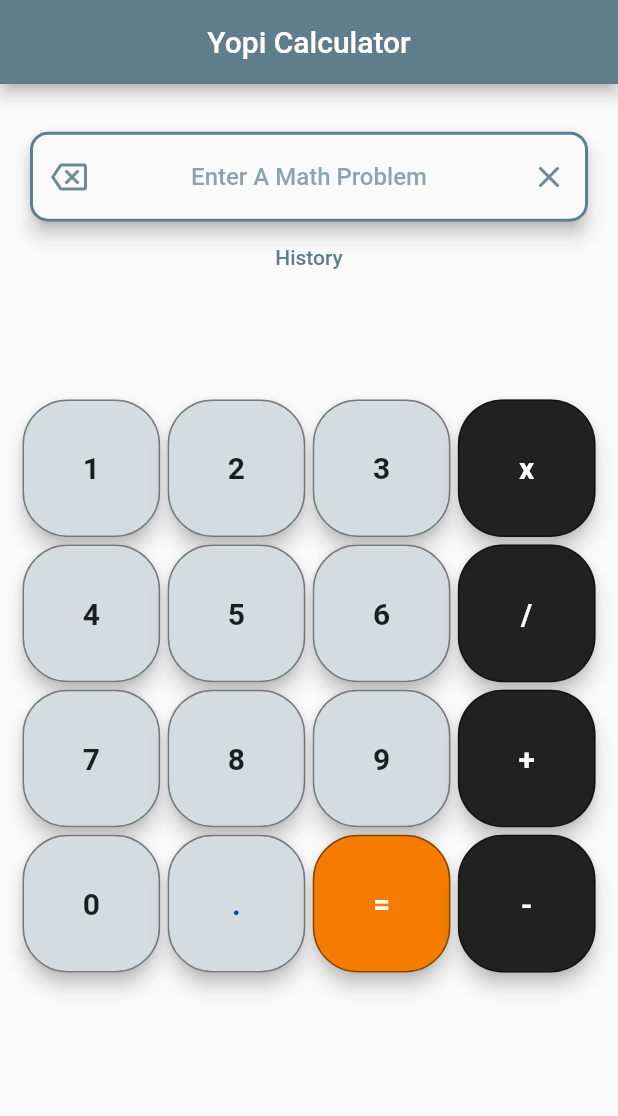
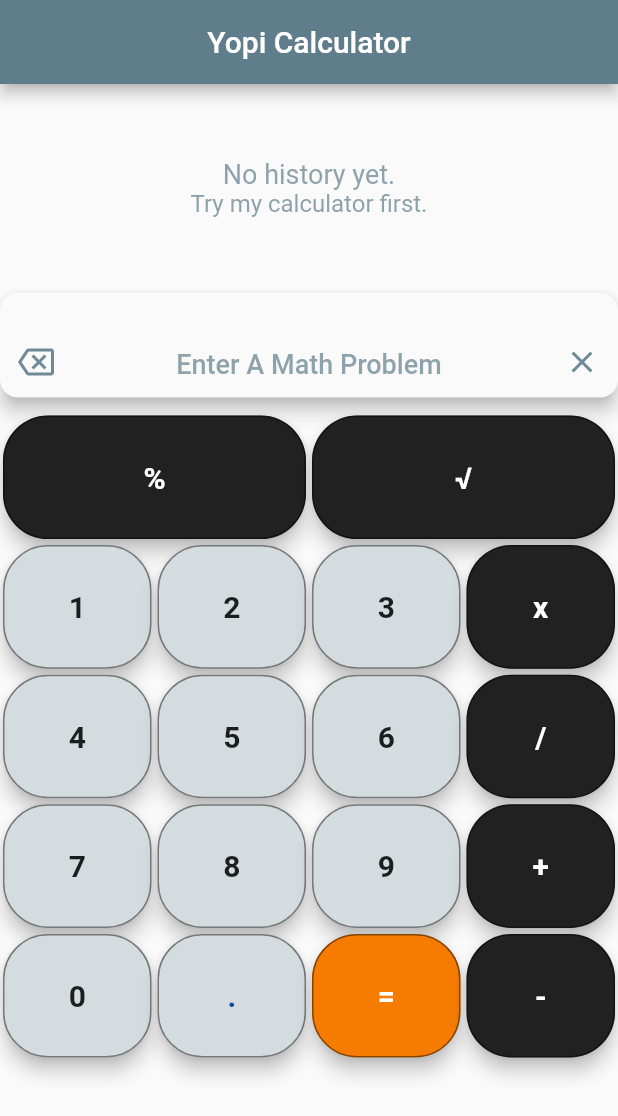
Before and after one commit to Guyco070/caculator_app---yopi, a Flutter app: the screen it shows after launch, after a tap on the "backspace" icon, on a phone screen of 412 x 824 dp. Shown: the top 1116 px of the screen. Run offline on Flutter 3.47's test engine with Material 2 defaults, Android fonts, the phone set to English and light mode, and no system bars.

Commit message:
% and sqrt added + other view look

```diff
--- a/lib/providers/calculator.dart
+++ b/lib/providers/calculator.dart
@@ -1,3 +1,5 @@
+import 'dart:math';
+
 import 'package:flutter/material.dart' hide Action;
 
 final List<int> numbersValues = List.generate(10, (index) => index);
@@ -10,6 +12,11 @@ final List<String> actionsValues = [
     "=",
     "-",
   ];
+
+final List<String> extraActionValues = [
+  "%",
+  "√"
+];
 
 class Calculator with ChangeNotifier {
   String? value;
@@ -45,14 +52,21 @@ class Calculator with ChangeNotifier {
   deleteChar(){
     if(value == null) return;
     String last = inputeValues.last.toString();
+    final int? lastValTPI = double.tryParse(last)?.toInt();
+    last = lastValTPI != null && lastValTPI == double.parse(last) ? lastValTPI.toString() : last;
     last = last.substring(0, last.length-1);
 
     inputeValues.removeLast();
 
-    final double? lastValTP = double.tryParse(last);
+    final double? lastValTPB = double.tryParse(last);
 
-    if(lastValTP != null){
+    if(lastValTPB != null){
       inputeValues.add(last);
+    }
+
+    if(inputeValues.isEmpty){
+      clearValue();
+      return;
     }
 
     final subString = value!.substring(0, value!.length-1);
@@ -61,6 +75,25 @@ class Calculator with ChangeNotifier {
   }
 
   calculate(String newValue, BuildContext context){
+    print("calc $inputeValues");
+    if(newValue == "%" && inputeValues.lastOrNull == "√") return;
+
+    if(newValue == "√") {
+      if(inputeValues.isEmpty
+        || (inputeValues.isNotEmpty
+            && (double.tryParse(inputeValues[inputeValues.length - 1]) == null
+              && actionsValues.contains(inputeValues[inputeValues.length - 1])))){
+          value = (value ?? "") + newValue;
+
+          inputeValues.add(newValue);
+
+          notifyListeners();
+          return;
+        } else {
+        return;
+      }
+    }
+
     final double? newValTP = double.tryParse(newValue);
 
     if(newValTP != null){
@@ -73,7 +106,7 @@ class Calculator with ChangeNotifier {
         inputeValues.removeLast();
         inputeValues.add(double.parse(fixeAfterDot(last.toString(), 0).toString() + newValue));
       } else {
-        if(last == null || actionsValues.contains(last)){
+        if(last == null || actionsValues.contains(last) || last == "√"){
           inputeValues.add(newValTP);
         } else {
           inputeValues.removeLast();
@@ -84,13 +117,17 @@ class Calculator with ChangeNotifier {
       notifyListeners();
       return;
     } else {
+      // in case of an action inpute
 
-      // in case of an action inpute
       if(inputeValues.isEmpty) return;
 
-      if(inputeValues.last is String) {
+      if(inputeValues.last is String && inputeValues.last != "%" && (inputeValues.last != "√" || newValue == "-")) {
         ScaffoldMessenger.of(context).clearSnackBars();
-        ScaffoldMessenger.of(context).showSnackBar(const SnackBar(content: Text("An action cannot be performed on an action ")));
+        ScaffoldMessenger.of(context)
+          .showSnackBar(SnackBar(content: Text(!(inputeValues.last != "√" || newValue == "-")
+                                      ?"An action cannot be performed on an action"
+                                      : "Can not use this action on negative value"
+                                    )));
         return;
       }
 
@@ -107,6 +144,22 @@ class Calculator with ChangeNotifier {
         return;
       }
 
+      if(inputeValues.length > 1 && inputeValues[inputeValues.length - 2] == "√") {
+        final int squareRootIndex = inputeValues.indexOf("√");
+
+        double sqrtVal = sqrt(inputeValues[squareRootIndex + 1]);
+        inputeValues.removeLast();
+        inputeValues.add(sqrtVal);
+
+        value = value!.substring(0, squareRootIndex == -1 ? 0 : squareRootIndex) + fixeAfterDot(inputeValues.last.toString(), 4);
+        if(newValue == "=") {
+          inputeValues.clear();
+          inputeValues.add(double.parse(value!));
+          notifyListeners();
+          return;
+        }
+      }
+
       // in case only 1 number is included
       if(inputeValues.length < 3) {
         if(newValue == "=") return;
@@ -118,10 +171,28 @@ class Calculator with ChangeNotifier {
         notifyListeners();
         return;
       } else {
+        late final int presIndex;
+        presIndex = inputeValues.indexOf("%");
+        if(presIndex != -1){
+          switch(presIndex) {
+            case 1: inputeValues[0] = inputeValues[0] * (inputeValues[3] / 100);
+            break;
+            case 3: inputeValues[2] = inputeValues[2] * (inputeValues[0] / 100);
+            break;
+          }
+          inputeValues.removeAt(presIndex);
+        }
+
         switch(inputeValues[1]) {
           case "x": value = (inputeValues[0] * inputeValues[2]).toString();
             break;
-          case "/": value = (inputeValues[0] / inputeValues[2]).toString();
+          case "/":
+            if(inputeValues[2] == 0) {
+              ScaffoldMessenger.of(context).clearSnackBars();
+              ScaffoldMessenger.of(context).showSnackBar(const SnackBar(content: Text("Error - cannot divide at 0 (Infinity)")));
+              return;
+            }
+            value = (inputeValues[0] / inputeValues[2]).toString();
             break;
           case "+": value = (inputeValues[0] + inputeValues[2]).toString();
             break;
@@ -160,7 +231,7 @@ class Calculator with ChangeNotifier {
       final List<String> splited = value.split(".");
       final String remainder = splited[1];
 
-      if(number == 0) {
+      if(number == 0 || remainder == "0") {
         if(int.parse(remainder) != 0) return value;
 
         return double.parse(value).toInt().toString();
--- a/lib/screens/calculator_screen.dart
+++ b/lib/screens/calculator_screen.dart
@@ -1,5 +1,6 @@
 import 'package:caculator_app/widgets/buttons_grid.dart';
-import 'package:caculator_app/widgets/custom_text_field.dart';
+// import 'package:caculator_app/widgets/buttons_grid_view.dart';
+import 'package:caculator_app/widgets/other/custom_text_field.dart';
 import 'package:flutter/material.dart';
 
 class CalculatorScreen extends StatelessWidget {
@@ -19,6 +20,7 @@ class CalculatorScreen extends StatelessWidget {
         children: [
           CustomTextField("Enter A Math Problem"),
           ButtonsGrid(),
+          // ButtonsGridView()
         ],
       ),
     );
--- a/lib/widgets/button.dart
+++ b/lib/widgets/button.dart
@@ -22,7 +22,8 @@ class Button extends StatelessWidget {
   Widget build(BuildContext context) {
     const Color borderColor =  Colors.black45;
 
-    late final double size = MediaQuery.of(context).size.width / 4.6;
+    final Size mQsize = MediaQuery.of(context).size;
+    final double size = mQsize.width / 4.6 > mQsize.height / 5.6 ? mQsize.width / 4.6 : mQsize.height / (2*5);
 
     final List<Color?> colors = getColors(context);
     final Color fillColor = colors[0]!;
@@ -30,7 +31,9 @@ class Button extends StatelessWidget {
     final Color? textColor = colors[2];
 
 
-    return Material(
+    return Padding(
+      padding: const EdgeInsets.all(2.0),
+      child: Material(
         elevation: 5,
         borderRadius: BorderRadius.circular(30),
         child: Container(
@@ -60,6 +63,7 @@ class Button extends StatelessWidget {
             ),
           ),
         ),
+      ),
     );
   }
 }
--- a/lib/widgets/buttons_grid.dart
+++ b/lib/widgets/buttons_grid.dart
@@ -9,25 +9,51 @@ class ButtonsGrid extends StatelessWidget {
   Widget build(BuildContext context) {
     return SizedBox(
       height: MediaQuery.of(context).size.height - 275,
-      child: GridView.count(
-          crossAxisCount: 4,
-          mainAxisSpacing: 5,
-          crossAxisSpacing: 5,
-          padding: const EdgeInsets.all(15),
-          children: [
-            ...numbersValues.sublist(1,4).map((number) => Button(value: number.toString())), // 1..3
-            Button(value: actionsValues[0]), // x
-
-            ...numbersValues.sublist(4, 7).map((number) => Button(value: number.toString())), // 4..6
-            Button(value: actionsValues[1]), // /
-
-            ...numbersValues.sublist(7, 10).map((number) => Button(value: number.toString())), // 7..9
-            Button(value: actionsValues[2]), // +
-
-            Button(value: numbersValues[0].toString()),
-            ...actionsValues.sublist(3, 6).map((value) => Button(value: value)), // ., =, -
-          ]
-        ),
+      child: const CustomGridView()
     );
   }
 }
+
+class CustomGridView extends StatelessWidget {
+  const CustomGridView({super.key});
+
+  @override
+  Widget build(BuildContext context) {
+    return Column(
+      children: [
+        Row(
+          mainAxisAlignment: MainAxisAlignment.center,
+          children: extraActionValues.map((number) => Expanded(child: Button(value: number.toString()))).toList(), // %...
+        ),
+        Row(
+          mainAxisAlignment: MainAxisAlignment.center,
+          children: [
+            ...numbersValues.sublist(1,4).map((number) => Expanded(child: Button(value: number.toString()))), // 1..3
+            Expanded(child: Button(value: actionsValues[0])), // x
+          ],
+        ),
+        Row(
+          mainAxisAlignment: MainAxisAlignment.center,
+          children: [
+            ...numbersValues.sublist(4, 7).map((number) => Expanded(child: Button(value: number.toString()))), // 4..6
+            Expanded(child: Button(value: actionsValues[1])), // /
+          ],
+        ),
+        Row(
+          mainAxisAlignment: MainAxisAlignment.center,
+          children: [
+            ...numbersValues.sublist(7, 10).map((number) => Expanded(child: Button(value: number.toString()))), // 7..9
+            Expanded(child: Button(value: actionsValues[2])), // +
+          ],
+        ),
+        Row(
+          mainAxisAlignment: MainAxisAlignment.center,
+          children: [
+            Expanded(child: Button(value: numbersValues[0].toString())), // 0
+            ...actionsValues.sublist(3, 6).map((value) => Expanded(child: Button(value: value))), // ., =, -
+          ],
+        ),
+      ],
+    );
+  }
+}
--- /dev/null
+++ b/lib/widgets/buttons_grid_view.dart
@@ -0,0 +1,33 @@
+import 'package:caculator_app/providers/calculator.dart';
+import 'package:caculator_app/widgets/button.dart';
+import 'package:flutter/material.dart';
+
+class ButtonsGridView extends StatelessWidget {
+  const ButtonsGridView({super.key});
+
+  @override
+  Widget build(BuildContext context) {
+    return SizedBox(
+      height: MediaQuery.of(context).size.height - 275,
+      child: GridView.count(
+          crossAxisCount: 4,
+          mainAxisSpacing: 5,
+          crossAxisSpacing: 5,
+          padding: const EdgeInsets.all(15),
+          children: [
+            ...numbersValues.sublist(1,4).map((number) => Button(value: number.toString())), // 1..3
+            Button(value: actionsValues[0]), // x
+
+            ...numbersValues.sublist(4, 7).map((number) => Button(value: number.toString())), // 4..6
+            Button(value: actionsValues[1]), // /
+
+            ...numbersValues.sublist(7, 10).map((number) => Button(value: number.toString())), // 7..9
+            Button(value: actionsValues[2]), // +
+
+            Button(value: numbersValues[0].toString()),
+            ...actionsValues.sublist(3, 6).map((value) => Button(value: value)), // ., =, -
+          ]
+        ),
+    );
+  }
+}
--- a/lib/widgets/custom_text_field.dart
+++ b/lib/widgets/custom_text_field.dart
@@ -38,10 +38,7 @@ class CustomTextField extends StatelessWidget {
                           width: 2.0,
                         )
                   ),
-              child: Column(
-                    mainAxisAlignment: MainAxisAlignment.spaceAround,
-                    children: [
-                      Row(
+              child: Row(
                 mainAxisAlignment: MainAxisAlignment.spaceBetween,
                 children: [
                   IconButton(onPressed: calculator.deleteChar,
@@ -64,8 +61,6 @@ class CustomTextField extends StatelessWidget {
                       Icons.clear,
                       color: color.withOpacity(0.9),
                     ))
-                        ],
-                      ),
                 ],
               ),
             ),
--- /dev/null
+++ b/lib/widgets/other/custom_text_field.dart
@@ -0,0 +1,78 @@
+import 'package:caculator_app/providers/calculator.dart';
+import 'package:caculator_app/widgets/other/history.dart';
+import 'package:flutter/material.dart';
+import 'package:provider/provider.dart';
+
+class CustomTextField extends StatelessWidget {
+  const CustomTextField(
+    this.hintText,
+    {
+    super.key,
+    this.keyboardType,
+  });
+
+  final String hintText;
+  final TextInputType? keyboardType;
+
+  final double borderRadius = 12;
+
+  @override
+  Widget build(BuildContext context) {
+    final color = Theme.of(context).colorScheme.primary;
+    final Calculator calculator = Provider.of<Calculator>(context);
+
+    return Expanded(
+      child: Column(
+        children: [
+          const Expanded(
+            flex: 2,
+            child: History()),
+          Expanded(
+            flex: 1,
+            child: Material(
+              elevation: 5,
+              borderRadius: BorderRadius.circular(borderRadius),
+              child: Row(
+                  mainAxisAlignment: MainAxisAlignment.spaceBetween,
+                  crossAxisAlignment: CrossAxisAlignment.end,
+                  children: [
+                    IconButton(onPressed: calculator.deleteChar,
+                      icon: Icon(
+                        Icons.backspace_outlined,
+                        color: color.withOpacity(0.9),
+                      )),
+                    Padding(
+                      padding: const EdgeInsets.only(bottom: 12.0),
+                      child: Text(
+                        calculator.value ?? hintText,
+                        style: TextStyle(
+                          fontSize: 18,
+                          color: calculator.value == null ? color.withOpacity(0.7) : color,
+                          fontWeight: FontWeight.w500
+                        ),
+                      ),
+                    ),
+                    IconButton(onPressed: calculator.clearValue,
+                      icon: Icon(
+                        Icons.clear,
+                        color: color.withOpacity(0.9),
+                      ))
+                  ],
+                ),
+              ),
+          ),
+          const SizedBox(height: 10,)
+        ],
+      ),
+    );
+  }
+
+  void dialogBox(BuildContext context) {
+    showDialog(context: context, builder: (context) => const AlertDialog(
+        shape: RoundedRectangleBorder(
+            borderRadius: BorderRadius.all(Radius.circular(20.0))
+        ),
+        content: History(),
+      ),);
+  }
+}
--- /dev/null
+++ b/lib/widgets/other/history.dart
@@ -0,0 +1,63 @@
+import 'package:caculator_app/providers/calculator.dart';
+import 'package:flutter/material.dart';
+import 'package:provider/provider.dart';
+
+class History extends StatelessWidget {
+  const History({super.key});
+
+  @override
+  Widget build(BuildContext context) {
+    final Calculator calculator = Provider.of<Calculator>(context);
+
+    final List<String> reversedPrevList = calculator.prevValuesList.reversed.toList();
+
+    final Color color = Theme.of(context).colorScheme.primary;
+
+    return SizedBox(
+      height: 250,
+      width: double.maxFinite,
+      child: calculator.prevValuesList.isEmpty
+      ? Column(
+        mainAxisAlignment: MainAxisAlignment.center,
+        children: [
+          Text(
+              "No history yet.",
+              textAlign: TextAlign.center,
+              style: TextStyle(
+                fontSize: 18,
+                color: color.withOpacity(0.7),
+              ),
+            ),
+          Text(
+              "Try my calculator first.",
+              textAlign: TextAlign.center,
+              style: TextStyle(
+                fontSize: 16,
+                color: color.withOpacity(0.7),
+              ),
+            ),
+        ],
+      )
+      : SingleChildScrollView(
+        child: Column(
+          children: [
+            Column(
+              children: reversedPrevList.map((e) => Padding(
+                  padding: const EdgeInsets.all(2.0),
+                  child: Material(
+                    elevation: 1,
+                    color: Colors.blueGrey.shade100,
+                    borderRadius: BorderRadius.circular(5),
+                    child: ListTile(
+                      title: Text(e)
+                    ),
+                  ),
+                )).toList(),
+            ),
+            TextButton(onPressed: calculator.clearHistory, child: const Text("Clear History"))
+          ],
+        ),
+      ),
+    );
+  }
+}
```
Lines whose indentation alone changed are shown as unchanged.
